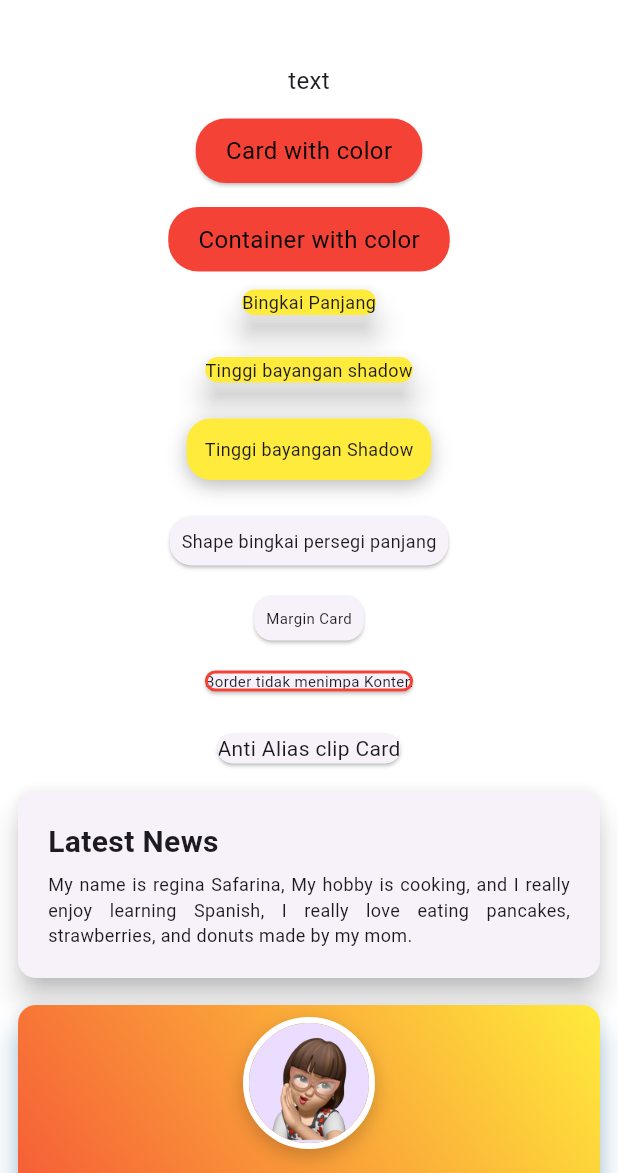
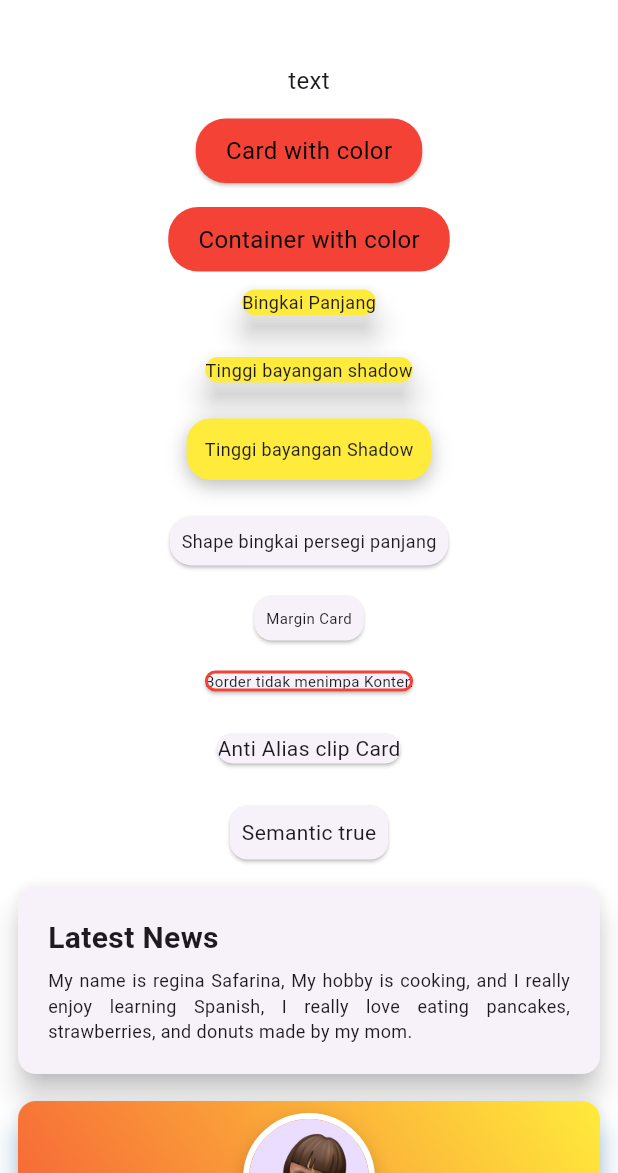
Before and after one commit to ginaa07/Tugas_week_8_latihan_card, a Flutter app: the screen it shows after launch, on a phone screen of 412 x 824 dp, the part 63-1236 px from its top. Run offline on Flutter 3.47's test engine with Material 3 defaults, Android fonts, the phone set to English and light mode, and no system bars.

Commit message:
buat sizedbox, card dan child untuk semantic container

```diff
--- a/lib/pages/latihan_card.dart
+++ b/lib/pages/latihan_card.dart
@@ -135,6 +135,17 @@ class LatihanCard extends StatelessWidget {
                 child: Text(
                   "Anti Alias clip Card",
                   style: TextStyle(fontSize: 14.0),
+                ),
+              ),
+              SizedBox(height: 20.0),
+              Card(
+                semanticContainer: true,
+                child: Padding(
+                  padding: const EdgeInsets.all(8.0),
+                  child: Text(
+                    "Semantic true",
+                    style: TextStyle(fontSize: 14.0),
+                  ),
                 ),
               ),
               SizedBox(height: 10),
```
